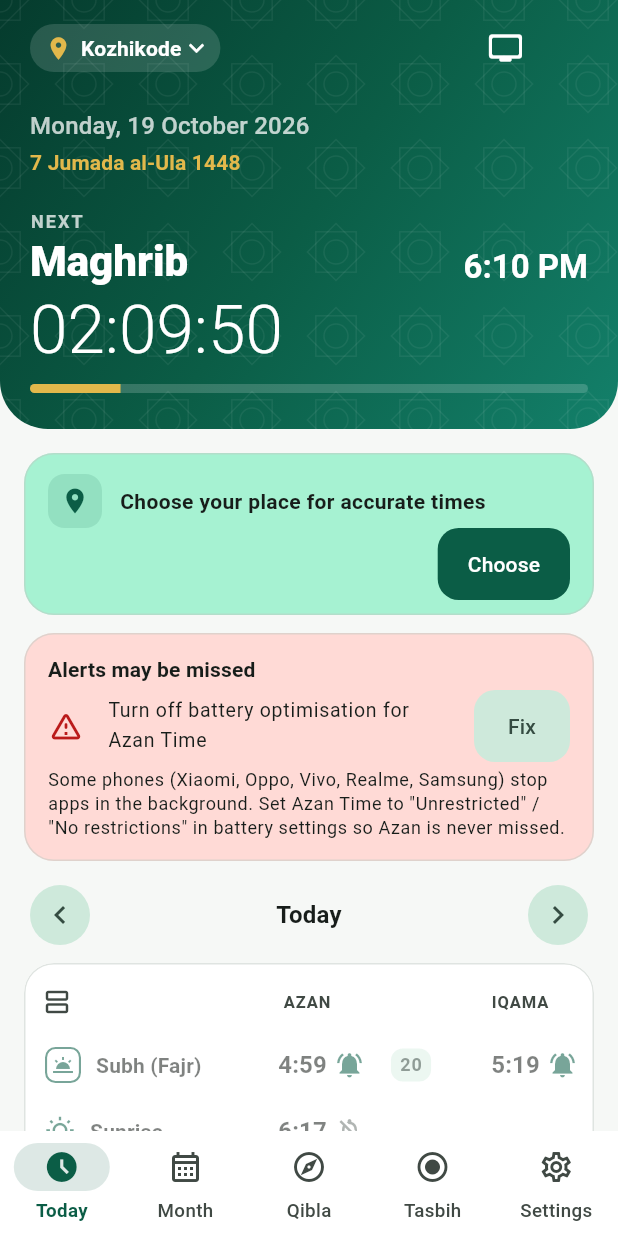
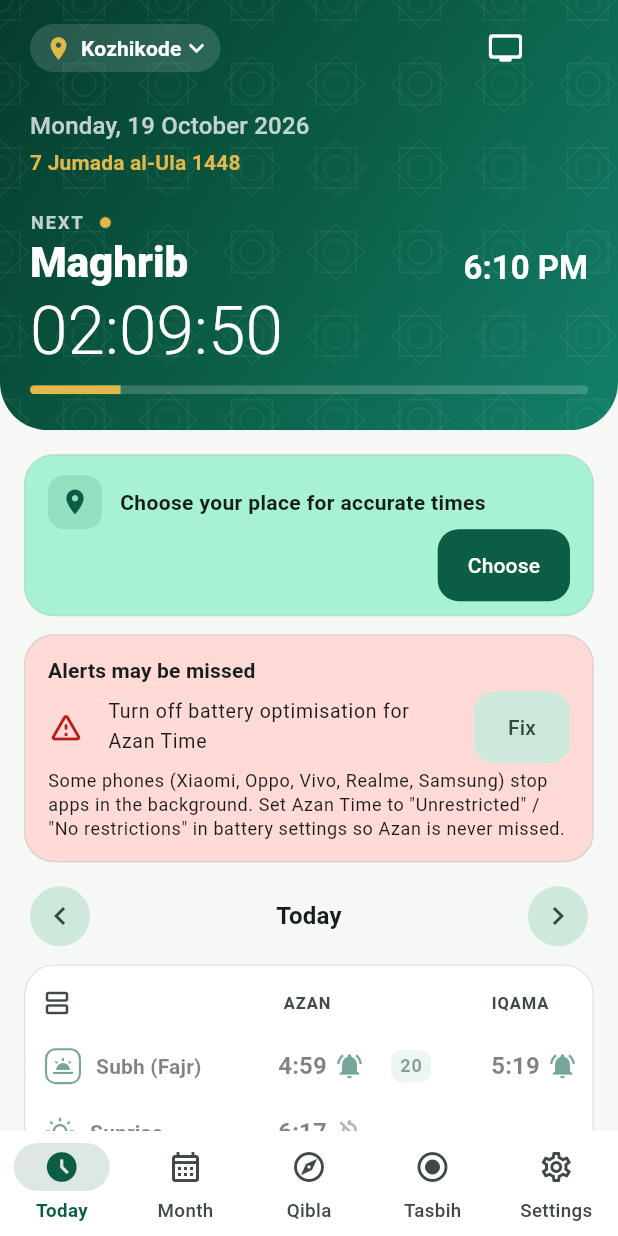
Before and after one commit to maheshraikg/azan-time, a Flutter app: the HomeShell screen opened directly, on a phone screen of 412 x 824 dp. Run offline on Flutter 3.47's test engine with Material 3 defaults, Android fonts, the phone set to English and light mode, and no system bars; our stand-ins replace file_picker, flutter_local_notifications, sensors_plus, shared_preferences, timezone, wakelock_plus; accounts and stored records are empty.

Commit message:
Azan Time: livelier Today screen
- The countdown's digits roll up as they change, like a flip clock.
- A gold dot pulses next to "Next" (a few beats, then rests).
- Tabs fade and rise in when switched (their state is kept).
- Prayer rows and cards shrink a little while pressed.
- The countdown shrinks to fit on narrow screens.
All follow the phone's "remove animations" setting.

Co-Authored-By: Claude Opus 5.5 <noreply@anthropic.com>
Claude-Session: https://claude.ai/code/session_011RQnYZdmTi7RLwqvGgsba4

```diff
--- a/lib/main.dart
+++ b/lib/main.dart
@@ -127,11 +127,25 @@ class _HomeShellState extends State<HomeShell> {
       body: IndexedStack(
         index: _tab,
         children: [
-          const TodayScreen(),
-          const MonthScreen(),
-          QiblaScreen(active: _tab == 2),
-          const TasbihScreen(),
-          const SettingsScreen(),
+          for (final (i, tab) in [
+            const TodayScreen(),
+            const MonthScreen(),
+            QiblaScreen(active: _tab == 2),
+            const TasbihScreen(),
+            const SettingsScreen(),
+          ].indexed)
+            // The chosen tab fades and rises in (state is kept).
+            AnimatedOpacity(
+              opacity: _tab == i ? 1 : 0,
+              duration: const Duration(milliseconds: 260),
+              curve: Curves.easeOut,
+              child: AnimatedSlide(
+                offset: _tab == i ? Offset.zero : const Offset(0, 0.03),
+                duration: const Duration(milliseconds: 300),
+                curve: Curves.easeOutCubic,
+                child: tab,
+              ),
+            ),
         ],
       ),
       bottomNavigationBar: NavigationBar(
--- a/lib/screens/prayer_table.dart
+++ b/lib/screens/prayer_table.dart
@@ -245,7 +245,11 @@ class PrayerTable extends StatelessWidget {
                     endIndent: 14,
                   ),
                 ),
-              Appear(key: ValueKey('${day.date}-$i'), index: i, child: rows[i]),
+              Appear(
+                key: ValueKey('${day.date}-$i'),
+                index: i,
+                child: PressScale(child: rows[i]),
+              ),
             ],
           ],
         ),
--- a/lib/screens/today_screen.dart
+++ b/lib/screens/today_screen.dart
@@ -154,12 +154,14 @@ class _TodayScreenState extends State<TodayScreen> with WidgetsBindingObserver {
                   Appear(
                     key: ValueKey('${day.date}-$p'),
                     index: i,
+                    child: PressScale(
                       child: _PrayerCard(
                         day: day,
                         prayer: p,
                         isNext: isNext(p),
                         isPast: day[p].isBefore(now) && !isNext(p),
                         started: !day[p].isAfter(now),
+                      ),
                     ),
                   ),
                   const SizedBox(height: 10),
@@ -578,6 +580,8 @@ class _Hero extends StatelessWidget {
                   ..._occasionChips(context, dim),
                   if (n != null) ...[
                     const SizedBox(height: 22),
+                    Row(
+                      children: [
                         Text(
                           s.next.toUpperCase(),
                           style: t.labelMedium?.copyWith(
@@ -585,6 +589,10 @@ class _Hero extends StatelessWidget {
                             letterSpacing: 1.4,
                             fontWeight: FontWeight.w600,
                           ),
+                        ),
+                        const SizedBox(width: 6),
+                        const LivePulse(color: kGold, size: 7),
+                      ],
                     ),
                     Padding(
                       padding: const EdgeInsetsDirectional.only(end: 8),
@@ -632,12 +640,16 @@ class _Hero extends StatelessWidget {
                     // Digits always left-to-right, also in Arabic/Urdu.
                     Directionality(
                       textDirection: TextDirection.ltr,
-                      child: Text(
+                      child: FittedBox(
+                        fit: BoxFit.scaleDown,
+                        alignment: AlignmentDirectional.centerStart,
+                        child: RollingText(
                           clockCountdown(n.at.difference(now), withHours: true),
                           style: t.displayMedium?.copyWith(
                             color: white,
                             fontWeight: FontWeight.w300,
                             fontFeatures: const [FontFeature.tabularFigures()],
+                          ),
                         ),
                       ),
                     ),
--- a/lib/ui/widgets.dart
+++ b/lib/ui/widgets.dart
@@ -154,3 +154,141 @@ class Appear extends StatelessWidget {
     );
   }
 }
+
+/// Text whose characters roll up when they change (a flip-clock countdown).
+class RollingText extends StatelessWidget {
+  const RollingText(this.text, {super.key, this.style});
+
+  final String text;
+  final TextStyle? style;
+
+  @override
+  Widget build(BuildContext context) {
+    if (MediaQuery.maybeDisableAnimationsOf(context) ?? false) {
+      return Text(text, style: style);
+    }
+    return Row(
+      mainAxisSize: MainAxisSize.min,
+      children: [
+        for (var i = 0; i < text.length; i++)
+          ClipRect(
+            child: AnimatedSwitcher(
+              duration: const Duration(milliseconds: 380),
+              switchInCurve: Curves.easeOutCubic,
+              switchOutCurve: Curves.easeInCubic,
+              transitionBuilder: (child, a) {
+                final incoming = child.key == ValueKey('$i${text[i]}');
+                return SlideTransition(
+                  position: Tween(
+                    begin: Offset(0, incoming ? 0.9 : -0.9),
+                    end: Offset.zero,
+                  ).animate(a),
+                  child: FadeTransition(opacity: a, child: child),
+                );
+              },
+              child: Text(text[i], key: ValueKey('$i${text[i]}'), style: style),
+            ),
+          ),
+      ],
+    );
+  }
+}
+
+/// A small dot that pulses a few times (marks the live next prayer).
+class LivePulse extends StatefulWidget {
+  const LivePulse({super.key, required this.color, this.size = 8});
+
+  final Color color;
+  final double size;
+
+  @override
+  State<LivePulse> createState() => _LivePulseState();
+}
+
+class _LivePulseState extends State<LivePulse>
+    with SingleTickerProviderStateMixin {
+  late final _c = AnimationController(
+    vsync: this,
+    duration: const Duration(milliseconds: 900),
+  );
+
+  @override
+  void didChangeDependencies() {
+    super.didChangeDependencies();
+    if (!(MediaQuery.maybeDisableAnimationsOf(context) ?? false) &&
+        !_c.isAnimating) {
+      // A few beats, then it rests (no endless animation draining power).
+      _c.repeat(reverse: true, count: 8);
+    }
+  }
+
+  @override
+  void dispose() {
+    _c.dispose();
+    super.dispose();
+  }
+
+  @override
+  Widget build(BuildContext context) {
+    final s = widget.size;
+    return SizedBox(
+      width: s * 2.4,
+      height: s * 2.4,
+      child: AnimatedBuilder(
+        animation: _c,
+        builder: (context, _) => Stack(
+          alignment: Alignment.center,
+          children: [
+            Container(
+              width: s * (1 + 1.4 * _c.value),
+              height: s * (1 + 1.4 * _c.value),
+              decoration: BoxDecoration(
+                shape: BoxShape.circle,
+                color: widget.color.withValues(alpha: 0.35 * (1 - _c.value)),
+              ),
+            ),
+            Container(
+              width: s,
+              height: s,
+              decoration: BoxDecoration(
+                shape: BoxShape.circle,
+                color: widget.color,
+              ),
+            ),
+          ],
+        ),
+      ),
+    );
+  }
+}
+
+/// Shrinks [child] a little while it is pressed.
+class PressScale extends StatefulWidget {
+  const PressScale({super.key, required this.child});
+
+  final Widget child;
+
+  @override
+  State<PressScale> createState() => _PressScaleState();
+}
+
+class _PressScaleState extends State<PressScale> {
+  bool _down = false;
+
+  void _set(bool v) {
+    if (_down != v) setState(() => _down = v);
+  }
+
+  @override
+  Widget build(BuildContext context) => Listener(
+    onPointerDown: (_) => _set(true),
+    onPointerUp: (_) => _set(false),
+    onPointerCancel: (_) => _set(false),
+    child: AnimatedScale(
+      scale: _down ? 0.97 : 1,
+      duration: const Duration(milliseconds: 140),
+      curve: Curves.easeOut,
+      child: widget.child,
+    ),
+  );
+}
```
Lines whose indentation alone changed are shown as unchanged.
